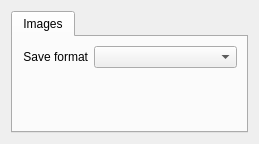
Above: preferencesdialog.ui from ec1oud/scancrop before the change. Below: the same form after it.
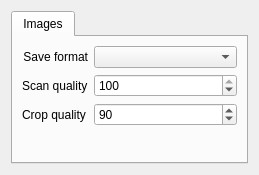
That is the form after the change.

Commit message:
Add quality settings for scanned and cropped images
I probably want to save scans as lossless, and reduce the quality
a little for cropped photos to save space.

Diff of the .ui file:
```diff
--- a/preferencesdialog.ui
+++ b/preferencesdialog.ui
@@ -7,7 +7,7 @@
     <x>0</x>
     <y>0</y>
     <width>259</width>
-    <height>144</height>
+    <height>175</height>
    </rect>
   </property>
   <property name="windowTitle">
@@ -40,6 +40,46 @@
        <item row="0" column="1">
         <widget class="QComboBox" name="saveFormatBox"/>
        </item>
+       <item row="1" column="1">
+        <widget class="QSpinBox" name="scanQualityBox">
+         <property name="minimum">
+          <number>1</number>
+         </property>
+         <property name="maximum">
+          <number>100</number>
+         </property>
+         <property name="value">
+          <number>100</number>
+         </property>
+        </widget>
+       </item>
+       <item row="1" column="0">
+        <widget class="QLabel" name="label_2">
+         <property name="text">
+          <string>Scan quality</string>
+         </property>
+        </widget>
+       </item>
+       <item row="2" column="1">
+        <widget class="QSpinBox" name="cropQualityBox">
+         <property name="minimum">
+          <number>1</number>
+         </property>
+         <property name="maximum">
+          <number>100</number>
+         </property>
+         <property name="value">
+          <number>90</number>
+         </property>
+        </widget>
+       </item>
+       <item row="2" column="0">
+        <widget class="QLabel" name="label_3">
+         <property name="text">
+          <string>Crop quality</string>
+         </property>
+        </widget>
+       </item>
       </layout>
      </widget>
     </widget>
```
The commit also changes 4 other files.
